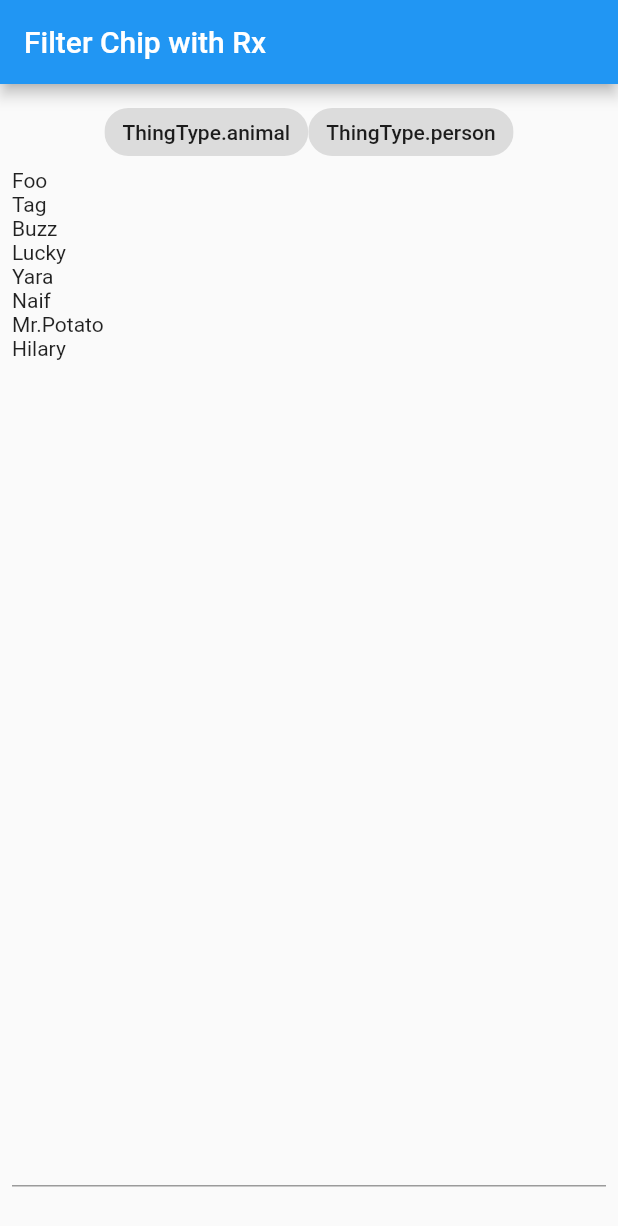
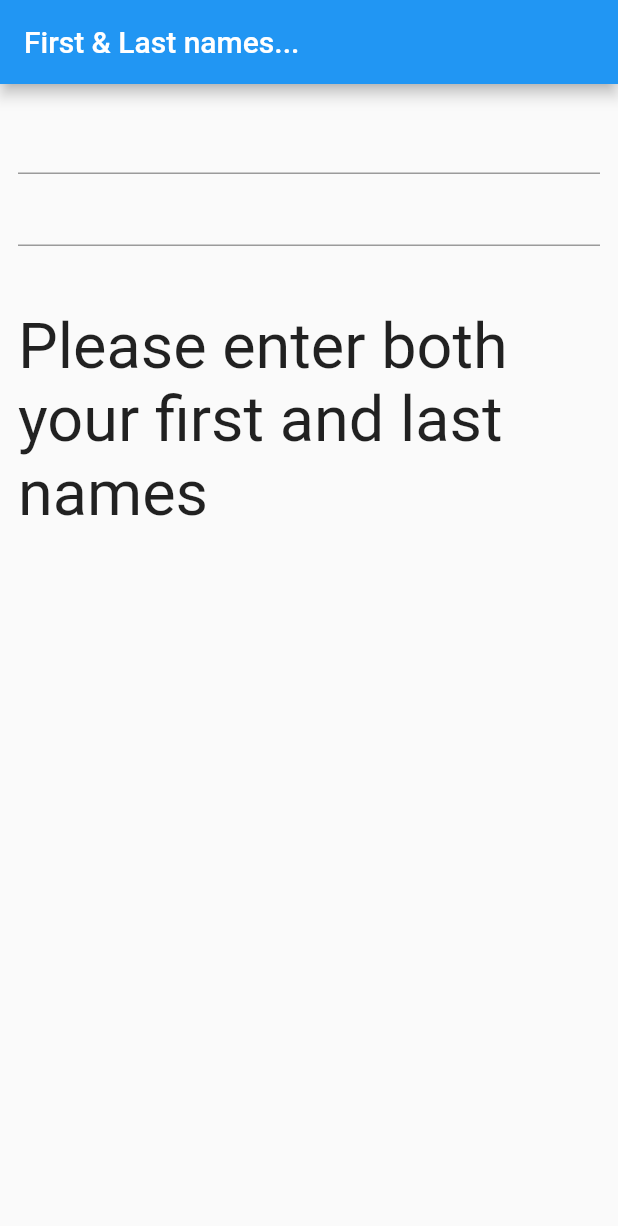
Before and after one commit to Naif-Deriv/rx_dart_turbo, a Flutter app: the screen it shows after launch, on a phone screen of 412 x 824 dp. Shown: the top 1226 px of the screen. Run offline on Flutter 3.47's test engine with Material 2 defaults, Android fonts, the light colour scheme and no system bars; our stand-ins replace rxdart.

Commit message:
First and last name

```diff
--- /dev/null
+++ b/lib/bloc/bloc.dart
@@ -0,0 +1,39 @@
+import 'package:flutter/foundation.dart';
+import 'package:rxdart/rxdart.dart';
+
+@immutable
+class TextfieldBloc {
+  final Sink<String> firstName;
+  final Sink<String> lastName;
+  final Stream<String> fullName;
+
+  const TextfieldBloc._({
+    required this.firstName,
+    required this.lastName,
+    required this.fullName,
+  });
+
+  factory TextfieldBloc() {
+    final firstNameSubject = BehaviorSubject<String>();
+    final lastNameSubject = BehaviorSubject<String>();
+
+    final resStream = Rx.combineLatest2(
+      firstNameSubject.stream,
+      lastNameSubject.stream,
+      (a, b) => a.isEmpty || b.isEmpty
+          ? 'Please enter both your first and last names'
+          : 'Your name is $a $b',
+    ).startWith('Please enter both your first and last names');
+
+    return TextfieldBloc._(
+      firstName: firstNameSubject.sink,
+      lastName: lastNameSubject.sink,
+      fullName: resStream,
+    );
+  }
+
+  void dispose() {
+    firstName.close();
+    lastName.close();
+  }
+}
--- a/lib/bloc/filter_bloc.dart
+++ /dev/null
@@ -1,41 +0,0 @@
-import 'package:flutter/foundation.dart';
-import 'package:rx_dart_turbo/models/thing.dart';
-import 'package:rxdart/rxdart.dart';
-
-@immutable
-class FilterBloc {
-  final Sink<ThingType?> thingTypeSink;
-  final Stream<ThingType?> chosenThingType;
-  final Stream<Iterable<Thing>> things;
-
-  const FilterBloc._({
-    required this.thingTypeSink,
-    required this.chosenThingType,
-    required this.things,
-  });
-
-  factory FilterBloc({
-    required Iterable<Thing> thingsList,
-  }) {
-    final thingTypesSubject = BehaviorSubject<ThingType?>();
-
-    final filteredThings = thingTypesSubject
-        .debounceTime(const Duration(milliseconds: 500))
-        .map(
-          (type) => type != null
-              ? thingsList.where((element) => element.type == type)
-              : thingsList,
-        )
-        .startWith(thingsList);
-
-    return FilterBloc._(
-      thingTypeSink: thingTypesSubject.sink,
-      chosenThingType: thingTypesSubject.stream,
-      things: filteredThings,
-    );
-  }
-
-  void dispose() {
-    thingTypeSink.close();
-  }
-}
--- a/lib/models/thing.dart
+++ /dev/null
@@ -1,17 +0,0 @@
-// ignore_for_file: public_member_api_docs, sort_constructors_first
-import 'package:flutter/foundation.dart';
-
-enum ThingType {
-  animal,
-  person,
-}
-
-@immutable
-class Thing {
-  final String name;
-  final ThingType type;
-  const Thing({
-    required this.name,
-    required this.type,
-  });
-}
--- a/lib/views/homepage.dart
+++ b/lib/views/homepage.dart
@@ -1,17 +1,5 @@
 import 'package:flutter/material.dart';
-import 'package:rx_dart_turbo/bloc/filter_bloc.dart';
-import 'package:rx_dart_turbo/models/thing.dart';
-
-const things = [
-  Thing(name: 'Foo', type: ThingType.animal),
-  Thing(name: 'Tag', type: ThingType.animal),
-  Thing(name: 'Buzz', type: ThingType.animal),
-  Thing(name: 'Lucky', type: ThingType.animal),
-  Thing(name: 'Yara', type: ThingType.person),
-  Thing(name: 'Naif', type: ThingType.person),
-  Thing(name: 'Mr.Potato', type: ThingType.person),
-  Thing(name: 'Hilary', type: ThingType.person),
-];
+import 'package:rx_dart_turbo/bloc/bloc.dart';
 
 class Homepage extends StatefulWidget {
   const Homepage({super.key});
@@ -21,16 +9,16 @@ class Homepage extends StatefulWidget {
 }
 
 class _HomepageState extends State<Homepage> {
-  late final FilterBloc filterBloc;
+  late final TextfieldBloc textBloc;
   @override
   void initState() {
-    filterBloc = FilterBloc(thingsList: things);
+    textBloc = TextfieldBloc();
     super.initState();
   }
 
   @override
   void dispose() {
-    filterBloc.dispose();
+    textBloc.dispose();
     super.dispose();
   }
 
@@ -38,48 +26,31 @@ class _HomepageState extends State<Homepage> {
   Widget build(BuildContext context) {
     return Scaffold(
       appBar: AppBar(
-        title: const Text('Filter Chip with Rx'),
+        title: const Text('First & Last names...'),
       ),
       body: Padding(
-        padding: const EdgeInsets.all(8.0),
+        padding: const EdgeInsets.all(12),
         child: Column(
           children: [
-            StreamBuilder<ThingType?>(
-              stream: filterBloc.chosenThingType,
-              builder: (context, snapshot) {
-                return Wrap(
-                  children: ThingType.values
-                      .map(
-                        (type) => FilterChip(
-                          selectedColor: Colors.blueGrey,
-                          onSelected: (isChosen) {
-                            filterBloc.thingTypeSink
-                                .add(isChosen ? type : null);
-                          },
-                          label: Text(type.toString()),
-                          selected: snapshot.data == type,
-                        ),
-                      )
-                      .toList(),
-                );
-              },
-            ),
-            Expanded(
-              child: StreamBuilder<Iterable<Thing>>(
-                stream: filterBloc.things,
-                builder: (context, snapshot) {
-                  return ListView.builder(
-                    itemCount: snapshot.hasData ? snapshot.data!.length : 0,
-                    itemBuilder: (context, index) => Text(
-                      snapshot.data!.elementAt(index).name,
+            StreamBuilder(
+              stream: textBloc.fullName,
+              builder: (_, snapshot) => Column(
+                children: [
+                  TextField(
+                    onChanged: textBloc.firstName.add,
+                  ),
+                  TextField(
+                    onChanged: textBloc.lastName.add,
+                  ),
+                  const SizedBox(height: 42),
+                  Text(
+                    snapshot.data.toString(),
+                    style: const TextStyle(
+                      fontSize: 42,
                     ),
-                  );
-                },
+                  ),
+                ],
               ),
-            ),
-            const TextField(),
-            const SizedBox(
-              height: 25,
             ),
           ],
         ),
```
